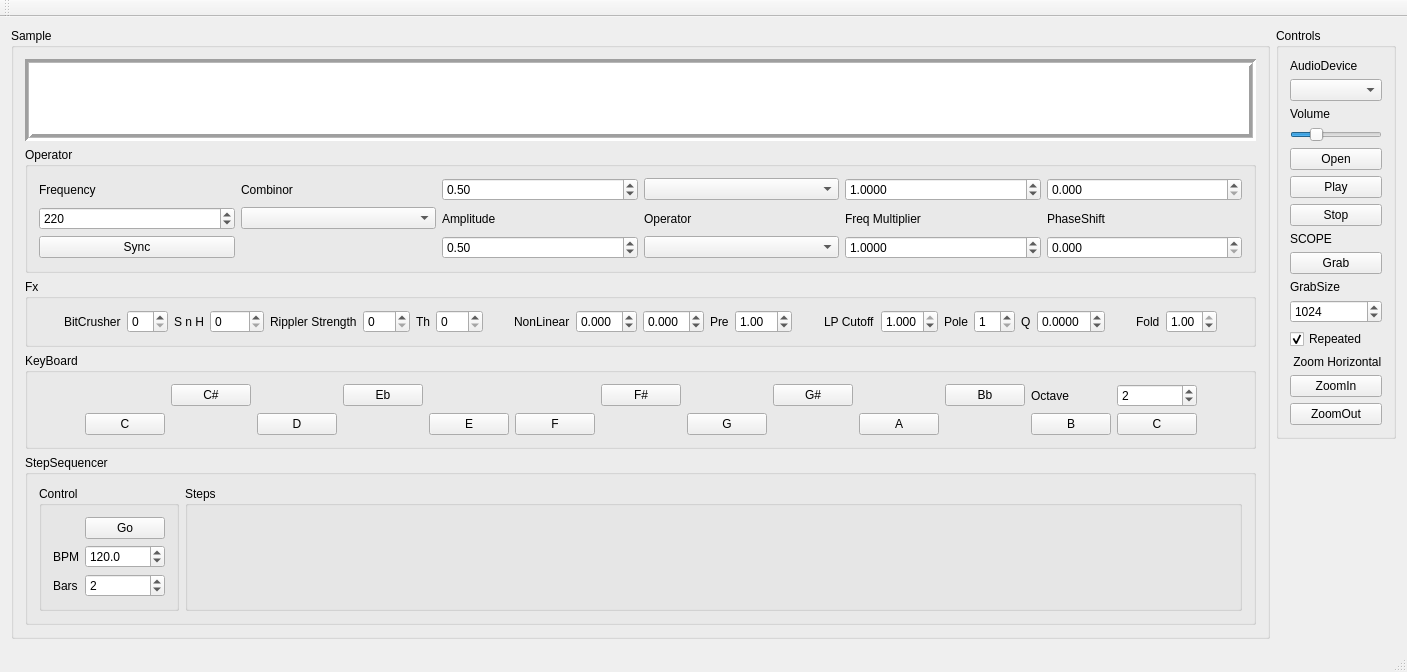
First picture: the form in Synth7/mainwindow.ui, repository djeemie2000/SynthPlayground, before the edit.
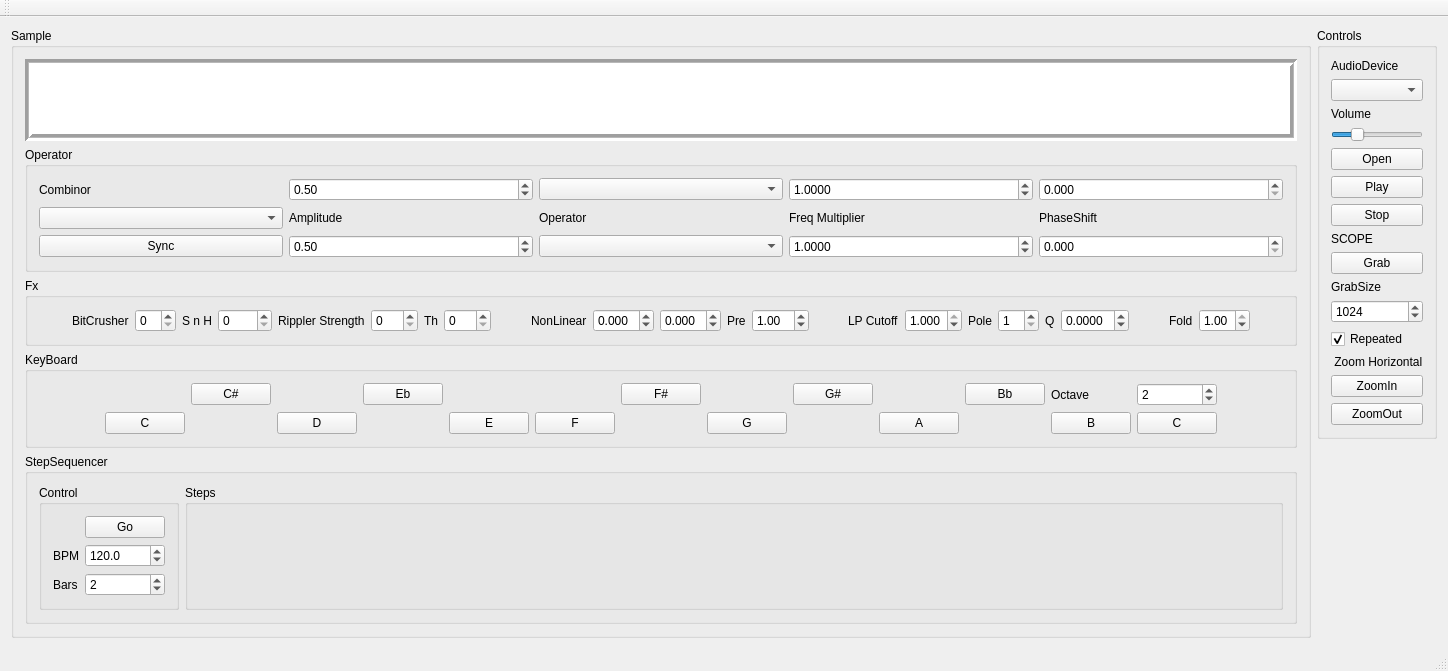
Second picture: the form after the edit.

Commit message: Remove frequency slider #17

What changed in the file:
```diff
--- a/Synth7/mainwindow.ui
+++ b/Synth7/mainwindow.ui
@@ -6,7 +6,7 @@
    <rect>
     <x>0</x>
     <y>0</y>
-    <width>1407</width>
+    <width>1448</width>
     <height>669</height>
    </rect>
   </property>
@@ -70,29 +70,9 @@
           <string>Operator</string>
          </property>
          <layout class="QGridLayout" name="gridLayout">
-          <item row="1" column="1">
-           <widget class="QLabel" name="label_9">
-            <property name="text">
-             <string>Frequency</string>
-            </property>
-           </widget>
-          </item>
           <item row="6" column="6">
            <widget class="QComboBox" name="comboBox_2_Operator"/>
           </item>
-          <item row="3" column="1">
-           <widget class="QDoubleSpinBox" name="doubleSpinBox_Frequency">
-            <property name="decimals">
-             <number>0</number>
-            </property>
-            <property name="maximum">
-             <double>22050.000000000000000</double>
-            </property>
-            <property name="value">
-             <double>220.000000000000000</double>
-            </property>
-           </widget>
-          </item>
           <item row="3" column="5">
            <widget class="QLabel" name="label">
             <property name="text">
@@ -211,13 +191,6 @@
             </property>
            </widget>
           </item>
-          <item row="6" column="1">
-           <widget class="QPushButton" name="pushButton_DetuneSync">
-            <property name="text">
-             <string>Sync</string>
-            </property>
-           </widget>
-          </item>
           <item row="1" column="3">
            <widget class="QLabel" name="label_10">
             <property name="text">
@@ -225,6 +198,13 @@
             </property>
            </widget>
           </item>
+          <item row="6" column="3">
+           <widget class="QPushButton" name="pushButton_DetuneSync">
+            <property name="text">
+             <string>Sync</string>
+            </property>
+           </widget>
+          </item>
          </layout>
         </widget>
        </item>
```
Left out of the diff: 2 changed lines with no effect on the pictures. The commit also changes 4 other files.
